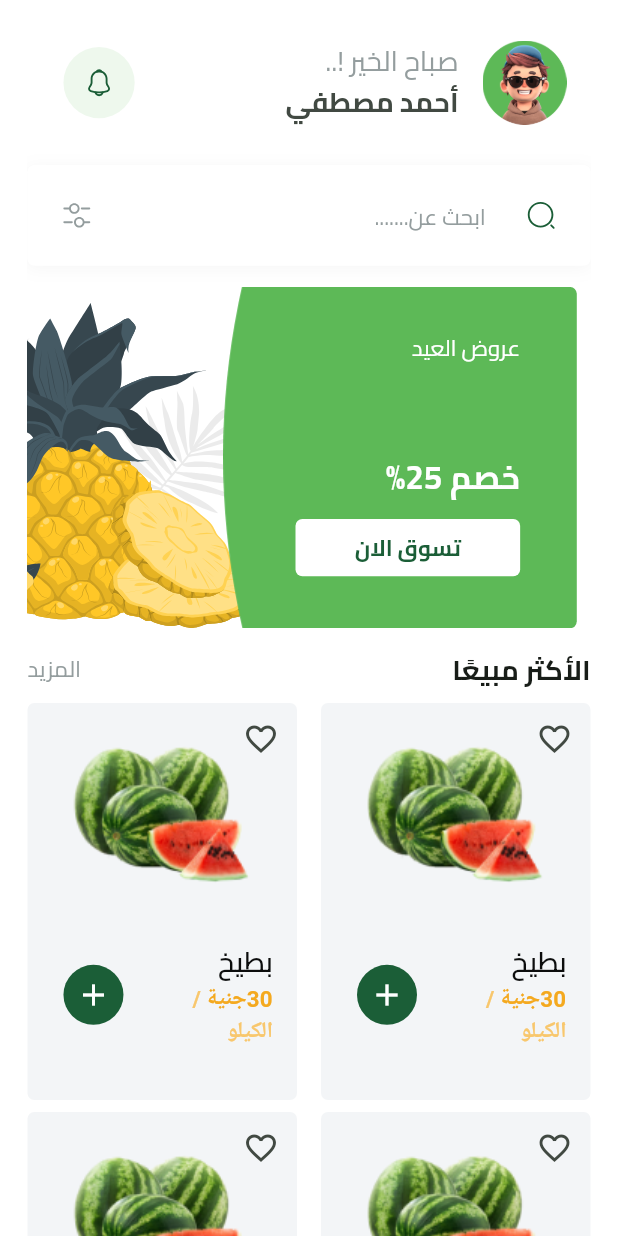
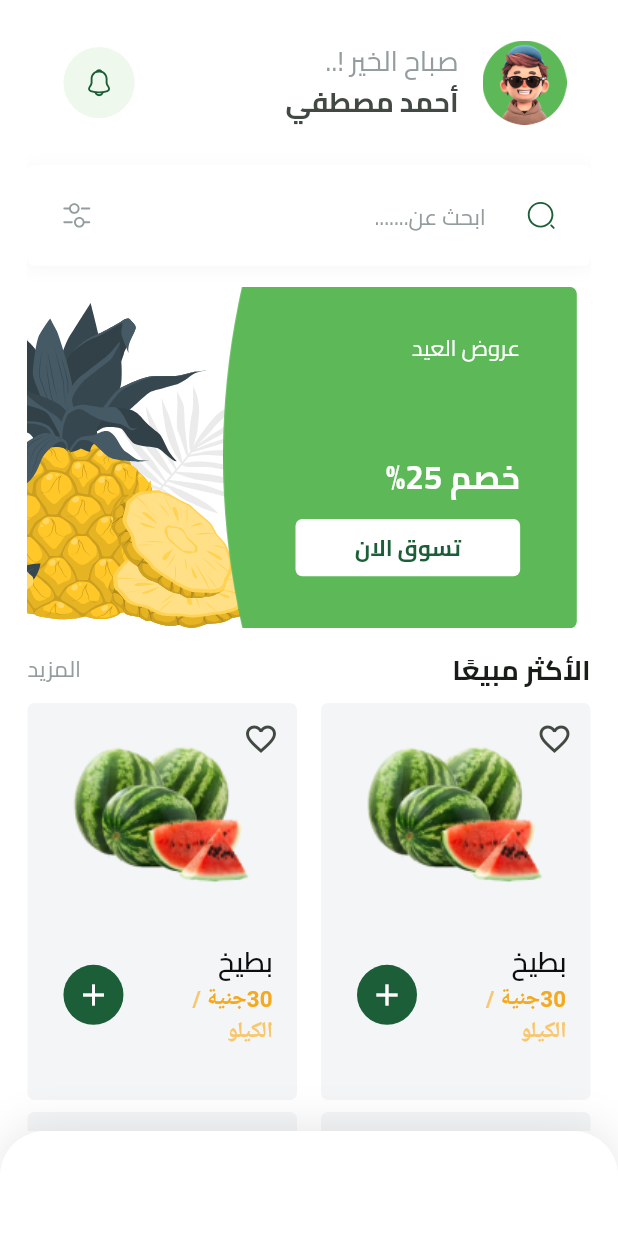
Before and after one commit to MhammadAli/Fakahany, a Flutter app: the HomeView screen opened by its route, on a phone screen of 412 x 824 dp. Run offline on Flutter 3.47's test engine with Material 3 defaults, Android fonts, the phone set to English and light mode, and no system bars; our stand-ins replace bloc, cloud_firestore, dartz, dots_indicator, firebase_auth, firebase_core and 8 more; missing offline and left inert: flutter_facebook_auth; accounts and stored records are empty.

Commit message:
Create custom bottom navigation bar.

```diff
--- a/lib/features/home/presentation/views/home_view.dart
+++ b/lib/features/home/presentation/views/home_view.dart
@@ -1,3 +1,4 @@
+import 'package:fakahany/features/home/presentation/views/widgets/custom_bottom_navigation_bar.dart';
 import 'package:fakahany/features/home/presentation/views/widgets/home_view_body.dart';
 import 'package:flutter/material.dart';
 
@@ -9,6 +10,7 @@ class HomeView extends StatelessWidget {
   @override
   Widget build(BuildContext context) {
     return const Scaffold(
+      bottomNavigationBar: CustomBottomNavigationBar(),
       body: SafeArea(child: HomeViewBody()),
     );
   }
--- /dev/null
+++ b/lib/features/home/presentation/views/widgets/custom_bottom_navigation_bar.dart
@@ -0,0 +1,30 @@
+import 'package:flutter/material.dart';
+
+class CustomBottomNavigationBar extends StatelessWidget {
+  const CustomBottomNavigationBar({Key? key}) : super(key: key);
+
+  @override
+  Widget build(BuildContext context) {
+    return Container(
+      width: 375,
+      height: 70,
+      decoration: const ShapeDecoration(
+        color: Colors.white,
+        shape: RoundedRectangleBorder(
+          borderRadius: BorderRadius.only(
+            topLeft: Radius.circular(30),
+            topRight: Radius.circular(30),
+          ),
+        ),
+        shadows: [
+          BoxShadow(
+            color: Color(0x19000000),
+            blurRadius: 25,
+            offset: Offset(0, -2),
+            spreadRadius: 0,
+          )
+        ],
+      ),
+    );
+  }
+}
```
